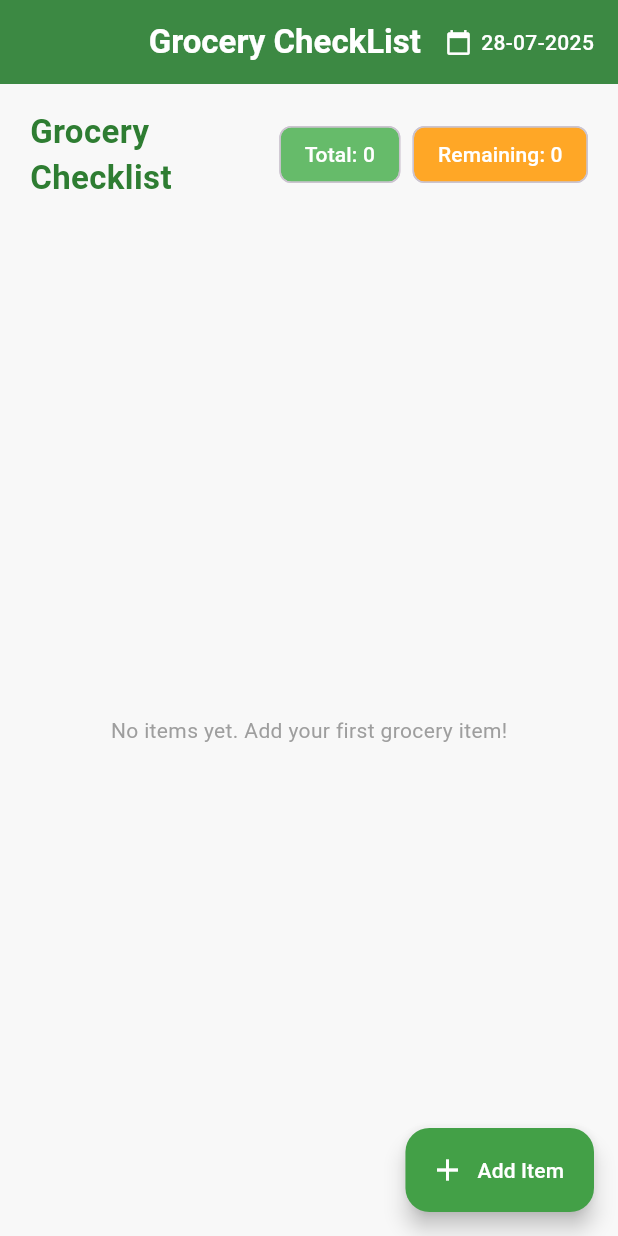
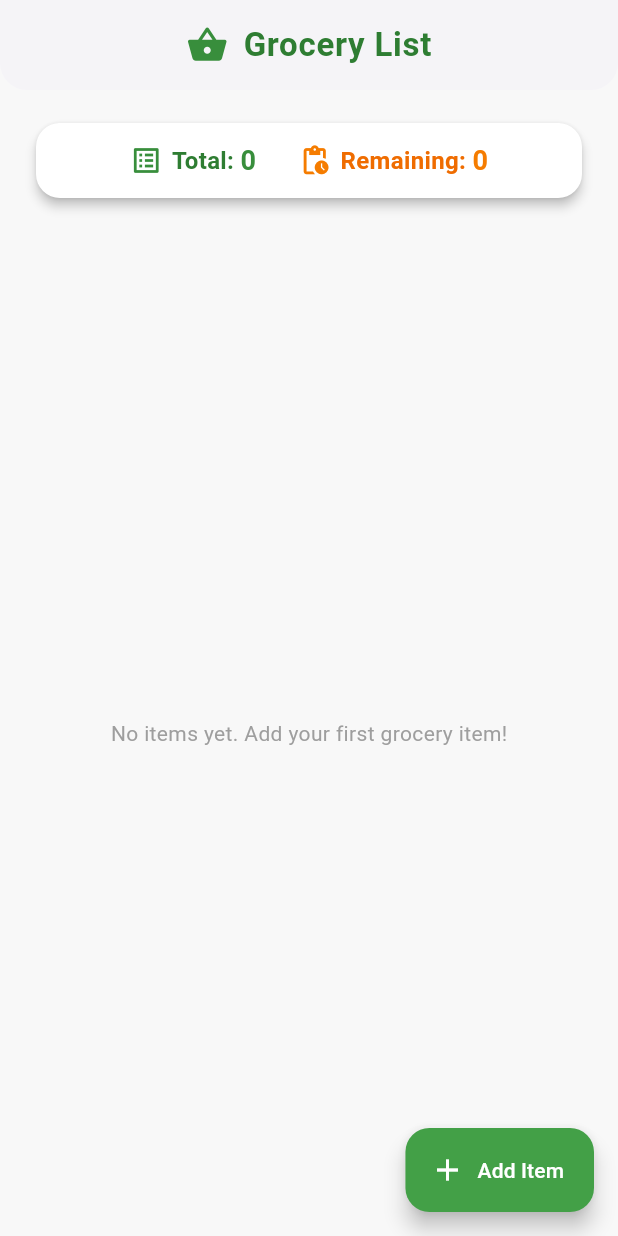
Before and after one commit to naveenprasanth2/grocery, a Flutter app: the screen it shows after launch, on a phone screen of 412 x 824 dp. Run offline on Flutter 3.47's test engine with Material 3 defaults, Android fonts, the light colour scheme and no system bars.

Commit message:
made changes on look and feel

```diff
--- a/lib/my_home_page.dart
+++ b/lib/my_home_page.dart
@@ -15,32 +15,30 @@ class MyHomePage extends StatelessWidget {
     return Scaffold(
       backgroundColor: Color(0xFFF8F8F8),
       appBar: AppBar(
-        title: Text(
-          title,
-          style: TextStyle(color: Colors.white, fontWeight: FontWeight.bold),
-        ),
-        actionsIconTheme: IconThemeData(color: Colors.blue),
-        backgroundColor: Colors.green.shade700,
+        backgroundColor: Colors.white,
+        elevation: 2,
         centerTitle: true,
-        elevation: 4,
-        actions: [
-          Padding(
-            padding: const EdgeInsets.only(right: 16.0),
-            child: Row(
+        title: Row(
+          mainAxisAlignment: MainAxisAlignment.center,
+          mainAxisSize: MainAxisSize.min,
           children: [
-                Icon(Icons.calendar_today, color: Colors.white, size: 18),
-                SizedBox(width: 6),
+            Icon(Icons.shopping_basket, color: Colors.green.shade700, size: 28),
+            SizedBox(width: 10),
             Text(
-                  DateFormat('dd-MM-yyyy').format(DateTime.now()),
+              'Grocery List',
               style: TextStyle(
-                    color: Colors.white,
-                    fontWeight: FontWeight.w500,
+                color: Colors.green.shade800,
+                fontWeight: FontWeight.bold,
+                fontSize: 22,
+                letterSpacing: 0.5,
               ),
             ),
           ],
         ),
+        toolbarHeight: 60,
+        shape: RoundedRectangleBorder(
+          borderRadius: BorderRadius.vertical(bottom: Radius.circular(18)),
         ),
-        ],
       ),
       body: SafeArea(
         child: Column(
@@ -48,44 +46,79 @@ class MyHomePage extends StatelessWidget {
           children: [
             Padding(
               padding: const EdgeInsets.symmetric(
-                vertical: 16.0,
+                vertical: 18.0,
                 horizontal: 20,
               ),
+              child: Card(
+                color: Colors.white,
+                elevation: 3,
+                shape: RoundedRectangleBorder(
+                  borderRadius: BorderRadius.circular(16),
+                ),
+                child: Padding(
+                  padding: const EdgeInsets.symmetric(
+                    vertical: 12,
+                    horizontal: 18,
+                  ),
                   child: Row(
-                mainAxisAlignment: MainAxisAlignment.spaceBetween,
+                    mainAxisAlignment: MainAxisAlignment.center,
                     children: [
-                  Expanded(
-                    child: Text(
-                      'Grocery Checklist',
+                      Row(
+                        children: [
+                          Icon(
+                            Icons.list_alt,
+                            color: Colors.green.shade700,
+                            size: 22,
+                          ),
+                          SizedBox(width: 6),
+                          Text(
+                            'Total: ',
                             style: TextStyle(
-                        fontSize: 22,
-                        fontWeight: FontWeight.bold,
                               color: Colors.green.shade800,
+                              fontWeight: FontWeight.w600,
+                              fontSize: 16,
                             ),
                           ),
+                          Text(
+                            '${tileList.count}',
+                            style: TextStyle(
+                              color: Colors.green.shade700,
+                              fontWeight: FontWeight.bold,
+                              fontSize: 18,
                             ),
-                  Wrap(
-                    spacing: 8,
+                          ),
+                        ],
+                      ),
+                      SizedBox(width: 28),
+                      Row(
                         children: [
-                      Chip(
-                        label: Text(
-                          'Total: ${tileList.count}',
-                          style: TextStyle(color: Colors.white),
+                          Icon(
+                            Icons.pending_actions,
+                            color: Colors.orange.shade700,
+                            size: 22,
                           ),
-                        backgroundColor: Colors.green.shade400,
-                        elevation: 2,
+                          SizedBox(width: 6),
+                          Text(
+                            'Remaining: ',
+                            style: TextStyle(
+                              color: Colors.orange.shade800,
+                              fontWeight: FontWeight.w600,
+                              fontSize: 16,
                             ),
-                      Chip(
-                        label: Text(
-                          'Remaining: ${tileList.items.where((x) => !x.isChecked).length}',
-                          style: TextStyle(color: Colors.white),
                           ),
-                        backgroundColor: Colors.orange.shade400,
-                        elevation: 2,
+                          Text(
+                            '${tileList.items.where((x) => !x.isChecked).length}',
+                            style: TextStyle(
+                              color: Colors.orange.shade700,
+                              fontWeight: FontWeight.bold,
+                              fontSize: 18,
+                            ),
                           ),
                         ],
                       ),
                     ],
+                  ),
+                ),
               ),
             ),
             Expanded(
```
Lines whose indentation alone changed are shown as unchanged.
